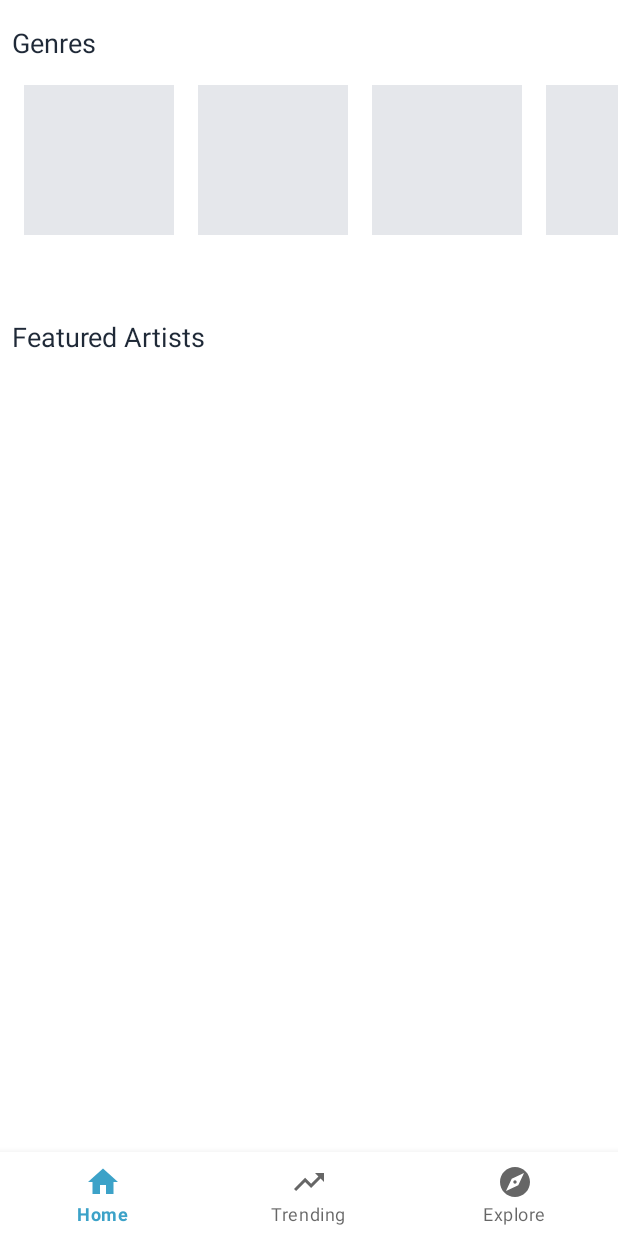
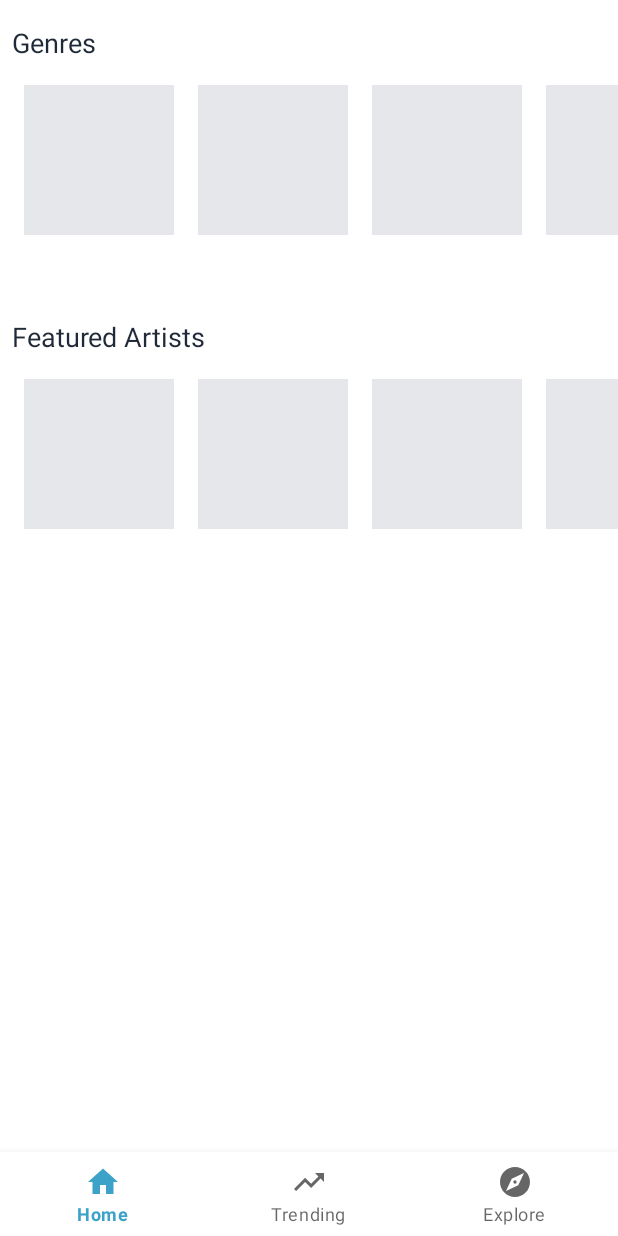
Before and after one commit to bishal5917/GeetSunam, an Android app built with Jetpack Compose: the HomeFragment screen opened directly, with no data from a screen before it, on a phone screen of 412 x 824 dp. Run offline under Robolectric (Android 15) with nearby library versions, the phone set to English and light mode, and no system bars; our stand-ins replace Dagger/Hilt's generated code, Shimmer, data binding, navigation-ui.

Commit message:
get featured artists api call

```diff
--- a/app/src/main/java/com/example/geetsunam/di/AppModule.kt
+++ b/app/src/main/java/com/example/geetsunam/di/AppModule.kt
@@ -11,8 +11,10 @@ import com.example.geetsunam.features.data.datasource.UserRemoteDatasource
 import com.example.geetsunam.features.data.datasource.UserRemoteDatasourceImpl
 import com.example.geetsunam.features.data.repositories.UserRepositoryImpl
 import com.example.geetsunam.features.domain.repositories.UserRepository
+import com.example.geetsunam.features.domain.usecases.GetFeaturedArtistsUsecase
 import com.example.geetsunam.features.domain.usecases.GetGenresUsecase
 import com.example.geetsunam.features.domain.usecases.LoginUsecase
+import com.example.geetsunam.features.presentation.home.featured_artists.viewmodel.FeaturedArtistsViewModel
 import com.example.geetsunam.features.presentation.home.genres.viewmodel.GenreViewModel
 import com.example.geetsunam.features.presentation.login.viewmodel.LoginViewModel
 import com.example.geetsunam.features.presentation.splash.viewmodel.SplashViewModel
@@ -64,6 +66,11 @@ object AppModule {
         return GetGenresUsecase(repo)
     }
 
+    @Provides
+    fun provideFeaturedArtistsUsecase(repo: UserRepository): GetFeaturedArtistsUsecase {
+        return GetFeaturedArtistsUsecase(repo)
+    }
+
     //registering viewmodels
     @Provides
     fun provideSplashViewModel(datastore: LocalDatastore): SplashViewModel {
@@ -83,4 +90,11 @@ object AppModule {
     ): GenreViewModel {
         return GenreViewModel(getGenresUsecase)
     }
+
+    @Provides
+    fun provideFeaturedArtistsViewModel(
+        getFeaturedArtistsUsecase: GetFeaturedArtistsUsecase
+    ): FeaturedArtistsViewModel {
+        return FeaturedArtistsViewModel(getFeaturedArtistsUsecase)
+    }
 }
--- a/app/src/main/java/com/example/geetsunam/features/data/datasource/UserRemoteDatasource.kt
+++ b/app/src/main/java/com/example/geetsunam/features/data/datasource/UserRemoteDatasource.kt
@@ -1,5 +1,6 @@
 package com.example.geetsunam.features.data.datasource
 
+import com.example.geetsunam.features.data.models.artist.ArtistResponseModel
 import com.example.geetsunam.features.data.models.genres.GenreResponseModel
 import com.example.geetsunam.features.data.models.login.LoginRequestModel
 import com.example.geetsunam.features.data.models.login.LoginResponseModel
@@ -12,6 +13,7 @@ import javax.inject.Inject
 interface UserRemoteDatasource {
     suspend fun login(loginRequestModel: LoginRequestModel): Response<LoginResponseModel>
     suspend fun getGenres(commonRequestModel: CommonRequestModel): Response<GenreResponseModel>
+    suspend fun getFeaturedArtists(commonRequestModel: CommonRequestModel): Response<ArtistResponseModel>
 }
 
 class UserRemoteDatasourceImpl @Inject constructor(private val apiService: ApiService) :
@@ -28,4 +30,8 @@ class UserRemoteDatasourceImpl @Inject constructor(private val apiService: ApiSe
     override suspend fun getGenres(commonRequestModel: CommonRequestModel): Response<GenreResponseModel> {
         return apiService.getGenres(authToken = "Bearer ${commonRequestModel.token}")
     }
+
+    override suspend fun getFeaturedArtists(commonRequestModel: CommonRequestModel): Response<ArtistResponseModel> {
+        return apiService.getFeaturedArtists(authToken = "Bearer ${commonRequestModel.token}")
+    }
 }
--- a/app/src/main/java/com/example/geetsunam/features/data/repositories/UserRepositoryImpl.kt
+++ b/app/src/main/java/com/example/geetsunam/features/data/repositories/UserRepositoryImpl.kt
@@ -1,6 +1,7 @@
 package com.example.geetsunam.features.data.repositories
 
 import com.example.geetsunam.features.data.datasource.UserRemoteDatasource
+import com.example.geetsunam.features.data.models.artist.ArtistResponseModel
 import com.example.geetsunam.features.data.models.genres.GenreResponseModel
 import com.example.geetsunam.features.data.models.login.LoginRequestModel
 import com.example.geetsunam.features.data.models.login.LoginResponseModel
@@ -30,4 +31,14 @@ class UserRepositoryImpl(
         }
         return Resource.Error(message = "${response.errorBody()?.string()}")
     }
+
+    override suspend fun getFeaturedArtists(commonRequestModel: CommonRequestModel): Resource<ArtistResponseModel> {
+        val response = userRemoteDatasource.getFeaturedArtists(commonRequestModel)
+        if (response.isSuccessful) {
+            response.body()?.let { result ->
+                return Resource.Success(result)
+            }
+        }
+        return Resource.Error(message = "${response.errorBody()?.string()}")
+    }
 }
--- a/app/src/main/java/com/example/geetsunam/features/domain/repositories/UserRepository.kt
+++ b/app/src/main/java/com/example/geetsunam/features/domain/repositories/UserRepository.kt
@@ -1,5 +1,6 @@
 package com.example.geetsunam.features.domain.repositories
 
+import com.example.geetsunam.features.data.models.artist.ArtistResponseModel
 import com.example.geetsunam.features.data.models.genres.GenreResponseModel
 import com.example.geetsunam.features.data.models.login.LoginRequestModel
 import com.example.geetsunam.features.data.models.login.LoginResponseModel
@@ -10,4 +11,7 @@ import com.example.geetsunam.utils.models.CommonResponseModel
 interface UserRepository {
     suspend fun login(loginRequestModel: LoginRequestModel): Resource<LoginResponseModel>
     suspend fun getGenres(commonRequestModel: CommonRequestModel): Resource<GenreResponseModel>
+    suspend fun getFeaturedArtists(commonRequestModel: CommonRequestModel):
+            Resource<ArtistResponseModel>
+
 }
--- /dev/null
+++ b/app/src/main/java/com/example/geetsunam/features/domain/usecases/GetFeaturedArtistsUsecase.kt
@@ -0,0 +1,30 @@
+package com.example.geetsunam.features.domain.usecases
+
+import android.util.Log
+import com.example.geetsunam.features.data.models.artist.ArtistResponseModel
+import com.example.geetsunam.features.domain.repositories.UserRepository
+import com.example.geetsunam.utils.LogTag
+import com.example.geetsunam.utils.Resource
+import com.example.geetsunam.utils.models.CommonRequestModel
+import kotlinx.coroutines.flow.Flow
+import kotlinx.coroutines.flow.flow
+import retrofit2.HttpException
+import java.io.IOException
+
+class GetFeaturedArtistsUsecase(private val userRepository: UserRepository) {
+    fun call(commonRequestModel: CommonRequestModel): Flow<Resource<ArtistResponseModel>> = flow {
+        emit(Resource.Loading())
+        try {
+            val response = userRepository.getFeaturedArtists(commonRequestModel)
+            Log.d(LogTag.FARTISTS, "API Response, ${response.message}")
+            Log.d(LogTag.FARTISTS, "API Response, ${response.data}")
+            emit(response)
+        } catch (e: HttpException) {
+            Log.d(LogTag.FARTISTS, e.localizedMessage!!)
+            emit(Resource.Error(e.localizedMessage ?: "An unexpected error occurred"))
+        } catch (e: IOException) {
+            Log.d(LogTag.FARTISTS, e.localizedMessage!!)
+            emit(Resource.Error("Couldn't reach server. Check your internet connection."))
+        }
+    }
+}
--- a/app/src/main/java/com/example/geetsunam/features/presentation/home/HomeFragment.kt
+++ b/app/src/main/java/com/example/geetsunam/features/presentation/home/HomeFragment.kt
@@ -9,6 +9,9 @@ import androidx.recyclerview.widget.LinearLayoutManager
 import androidx.recyclerview.widget.RecyclerView
 import com.example.geetsunam.R
 import com.example.geetsunam.features.data.models.genres.GenreResponseModel
+import com.example.geetsunam.features.presentation.home.featured_artists.viewmodel.FeaturedArtistsEvent
+import com.example.geetsunam.features.presentation.home.featured_artists.viewmodel.FeaturedArtistsState
+import com.example.geetsunam.features.presentation.home.featured_artists.viewmodel.FeaturedArtistsViewModel
 import com.example.geetsunam.features.presentation.home.genres.adapters.GenreAdapter
 import com.example.geetsunam.features.presentation.home.genres.viewmodel.GenreEvent
 import com.example.geetsunam.features.presentation.home.genres.viewmodel.GenreState
@@ -30,6 +33,9 @@ class HomeFragment : Fragment() {
     lateinit var genreViewModel: GenreViewModel
 
     @Inject
+    lateinit var featuredArtistsViewModel: FeaturedArtistsViewModel
+
+    @Inject
     lateinit var splashViewModel: SplashViewModel
 
     override fun onCreateView(
@@ -38,7 +44,8 @@ class HomeFragment : Fragment() {
         // Inflate the layout for this fragment
         gview = inflater.inflate(R.layout.fragment_home, container, false)
 
-        requestApi()
+        requestGenres()
+        requestFeaturedArtists()
         setupRecyclerView()
 //        pullToRefresh()
         return gview
@@ -52,7 +59,7 @@ class HomeFragment : Fragment() {
         recyclerView.layoutManager = layoutManager
     }
 
-    private fun requestApi() {
+    private fun requestGenres() {
         //find recyclerview and shimmerview
         val recyclerView = gview.findViewById<RecyclerView>(R.id.rvGenre)
         val shimmerView = gview.findViewById<ShimmerFrameLayout>(R.id.shlGenre)
@@ -76,4 +83,31 @@ class HomeFragment : Fragment() {
             }
         }
     }
+
+    private fun requestFeaturedArtists() {
+        //find recyclerview and shimmerview
+        val recyclerView = gview.findViewById<RecyclerView>(R.id.rvGenre)
+        val shimmerView = gview.findViewById<ShimmerFrameLayout>(R.id.shlGenre)
+
+        featuredArtistsViewModel.featuredArtistsState.observe(viewLifecycleOwner) { response ->
+            if (response.status == FeaturedArtistsState.FeaturedArtistsStatus.IDLE) {
+                featuredArtistsViewModel.onEvent(
+                    FeaturedArtistsEvent.GetFeaturedArtists(splashViewModel.userIdFlow.value)
+                )
+            }
+            if (response.status == FeaturedArtistsState.FeaturedArtistsStatus.LOADING) {
+//                recyclerView.visibility = View.GONE
+//                shimmerView.visibility = View.VISIBLE
+            }
+            if (response.status == FeaturedArtistsState.FeaturedArtistsStatus.SUCCESS) {
+//                response.genres?.let { genreAdapter.setData(response.genres.genres as List<GenreResponseModel.Data.Genre>) }
+//                recyclerView.visibility = View.VISIBLE
+//                shimmerView.visibility = View.GONE
+            }
+            if (response.status == FeaturedArtistsState.FeaturedArtistsStatus.FAILED) {
+//                recyclerView.visibility = View.GONE
+                CustomToast.showToast(context = requireContext(), "${response.message}")
+            }
+        }
+    }
 }
--- /dev/null
+++ b/app/src/main/java/com/example/geetsunam/features/presentation/home/featured_artists/viewmodel/FeaturedArtistsEvent.kt
@@ -0,0 +1,5 @@
+package com.example.geetsunam.features.presentation.home.featured_artists.viewmodel
+
+sealed class FeaturedArtistsEvent {
+    data class GetFeaturedArtists(val token: String) : FeaturedArtistsEvent()
+}
--- /dev/null
+++ b/app/src/main/java/com/example/geetsunam/features/presentation/home/featured_artists/viewmodel/FeaturedArtistsState.kt
@@ -0,0 +1,17 @@
+package com.example.geetsunam.features.presentation.home.featured_artists.viewmodel
+
+import com.example.geetsunam.features.data.models.artist.ArtistResponseModel
+
+data class FeaturedArtistsState(
+    val status: FeaturedArtistsStatus,
+    val message: String? = null,
+    val artists: ArtistResponseModel.Data? = null
+) {
+    companion object {
+        val idle = FeaturedArtistsState(FeaturedArtistsStatus.IDLE, message = "")
+    }
+
+    enum class FeaturedArtistsStatus {
+        IDLE, LOADING, SUCCESS, FAILED
+    }
+}
--- /dev/null
+++ b/app/src/main/java/com/example/geetsunam/features/presentation/home/featured_artists/viewmodel/FeaturedArtistsViewModel.kt
@@ -0,0 +1,64 @@
+package com.example.geetsunam.features.presentation.home.featured_artists.viewmodel
+
+import androidx.lifecycle.LiveData
+import androidx.lifecycle.MutableLiveData
+import androidx.lifecycle.ViewModel
+import androidx.lifecycle.viewModelScope
+import com.example.geetsunam.features.domain.usecases.GetFeaturedArtistsUsecase
+import com.example.geetsunam.utils.Resource
+import com.example.geetsunam.utils.models.CommonRequestModel
+import dagger.hilt.android.lifecycle.HiltViewModel
+import kotlinx.coroutines.flow.launchIn
+import kotlinx.coroutines.flow.onEach
+import javax.inject.Inject
+
+@HiltViewModel
+class FeaturedArtistsViewModel @Inject constructor(
+    private val getFeaturedArtistsUsecase: GetFeaturedArtistsUsecase
+) : ViewModel() {
+    private val _featuredArtistsState = MutableLiveData(FeaturedArtistsState.idle)
+    val featuredArtistsState: LiveData<FeaturedArtistsState> = _featuredArtistsState
+
+    fun onEvent(event: FeaturedArtistsEvent) {
+        when (event) {
+            is FeaturedArtistsEvent.GetFeaturedArtists -> {
+                getFeaturedArtists(event.token)
+            }
+            else -> {}
+        }
+    }
+
+    private fun getFeaturedArtists(token: String) {
+        getFeaturedArtistsUsecase.call(CommonRequestModel(token)).onEach { result ->
+            when (result) {
+                is Resource.Loading -> {
+                    _featuredArtistsState.postValue(
+                        _featuredArtistsState.value?.copy(
+                            status = FeaturedArtistsState.FeaturedArtistsStatus.LOADING, message
+                            = "Getting featured artists"
+                        )
+                    )
+                }
+
+                is Resource.Success -> {
+                    _featuredArtistsState.postValue(
+                        _featuredArtistsState.value?.copy(
+                            status = FeaturedArtistsState.FeaturedArtistsStatus.SUCCESS,
+                            message = "success",
+                            artists = result.data?.data,
+                        )
+                    )
+                }
+
+                is Resource.Error -> {
+                    _featuredArtistsState.postValue(
+                        _featuredArtistsState.value?.copy(
+                            status = FeaturedArtistsState.FeaturedArtistsStatus.FAILED,
+                            message = result.message
+                        )
+                    )
+                }
+            }
+        }.launchIn(viewModelScope)
+    }
+}
--- a/app/src/main/java/com/example/geetsunam/services/network/ApiService.kt
+++ b/app/src/main/java/com/example/geetsunam/services/network/ApiService.kt
@@ -1,5 +1,6 @@
 package com.example.geetsunam.services.network
 
+import com.example.geetsunam.features.data.models.artist.ArtistResponseModel
 import com.example.geetsunam.features.data.models.genres.GenreResponseModel
 import com.example.geetsunam.features.data.models.login.LoginResponseModel
 import retrofit2.Response
@@ -19,4 +20,11 @@ interface ApiService {
     suspend fun getGenres(
         @Header("Authorization") authToken: String,
     ): Response<GenreResponseModel>
+
+    //get featured artists
+    @GET("artists/featured")
+    @JvmSuppressWildcards
+    suspend fun getFeaturedArtists(
+        @Header("Authorization") authToken: String,
+    ): Response<ArtistResponseModel>
 }
--- a/app/src/main/java/com/example/geetsunam/utils/LogTag.kt
+++ b/app/src/main/java/com/example/geetsunam/utils/LogTag.kt
@@ -5,4 +5,6 @@ object LogTag {
     const val LOGIN = "login"
     const val SPLASH = "splash"
     const val GENRE = "genre"
+    const val FARTISTS = "artist"
+
 }
--- a/app/src/main/res/layout/fragment_home.xml
+++ b/app/src/main/res/layout/fragment_home.xml
@@ -71,4 +71,40 @@
         app:layout_constraintHorizontal_bias="0.0"
         app:layout_constraintStart_toStartOf="parent"
         app:layout_constraintTop_toTopOf="parent" />
+
+    <com.facebook.shimmer.ShimmerFrameLayout
+        android:id="@+id/shlFavArtists"
+        android:layout_width="0dp"
+        android:layout_height="150dp"
+        app:layout_constraintEnd_toEndOf="parent"
+        app:layout_constraintStart_toStartOf="parent"
+        app:layout_constraintTop_toBottomOf="@+id/tvFeaturedArtists">
+
+        <LinearLayout
+            android:layout_width="match_parent"
+            android:layout_height="match_parent"
+            android:orientation="horizontal">
+
+            <include layout="@layout/placeholder_horizontal" />
+
+            <include layout="@layout/placeholder_horizontal" />
+
+            <include layout="@layout/placeholder_horizontal" />
+
+            <include layout="@layout/placeholder_horizontal" />
+        </LinearLayout>
+
+    </com.facebook.shimmer.ShimmerFrameLayout>
+
+    <androidx.recyclerview.widget.RecyclerView
+        android:id="@+id/rvFeaturedArtists"
+        android:layout_width="0dp"
+        android:layout_height="150dp"
+        android:layout_marginStart="8dp"
+        android:layout_marginTop="8dp"
+        android:layout_marginEnd="8dp"
+        android:orientation="horizontal"
+        app:layout_constraintEnd_toEndOf="parent"
+        app:layout_constraintStart_toStartOf="parent"
+        app:layout_constraintTop_toBottomOf="@+id/tvFeaturedArtists" />
 </androidx.constraintlayout.widget.ConstraintLayout>
```
Also changed, not shown: app/src/main/java/com/example/geetsunam/features/data/models/artist/ArtistResponseModel.kt (added, +28 -0 lines), app/src/main/res/layout/fav_artists_card.xml (added, +40 -0 lines).
